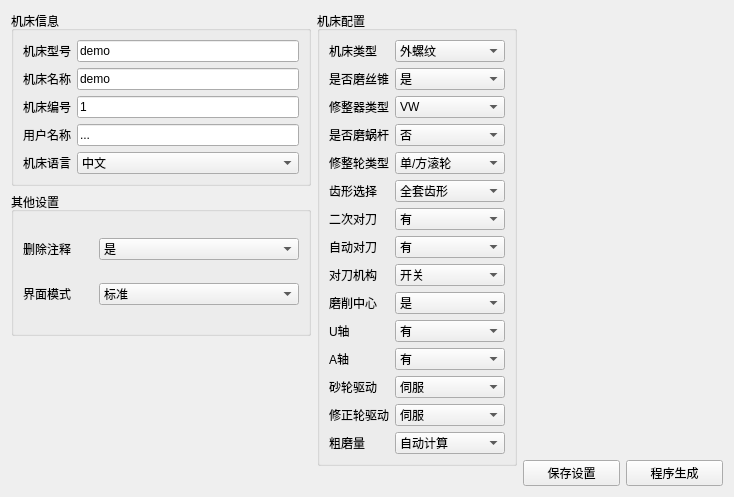
The window that creatorwindow.ui (nie11kun/HorizonJuicerCreator) describes before a commit, drawn with Qt 5.
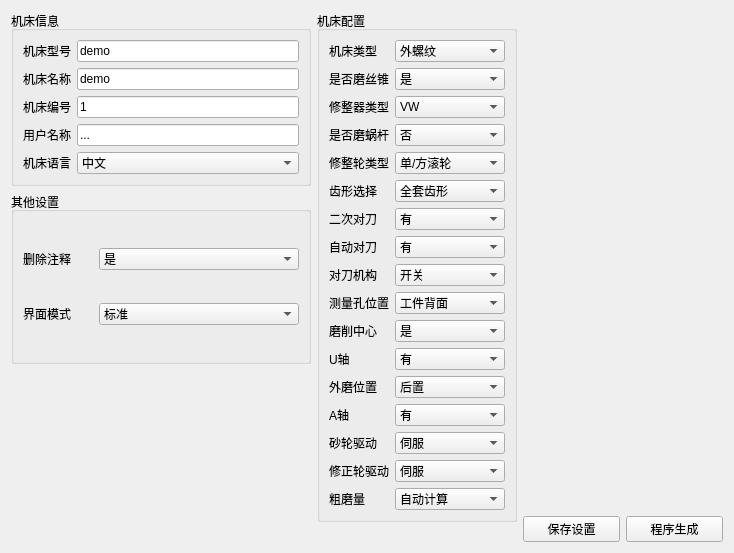
The same window after the commit.

Patch:
```diff
--- a/creatorwindow.ui
+++ b/creatorwindow.ui
@@ -6,8 +6,8 @@
    <rect>
     <x>0</x>
     <y>0</y>
-    <width>813</width>
-    <height>628</height>
+    <width>881</width>
+    <height>666</height>
    </rect>
   </property>
   <property name="windowTitle">
@@ -280,6 +280,13 @@
             </property>
            </widget>
           </item>
+          <item>
+           <widget class="QLabel" name="labelProbePos">
+            <property name="text">
+             <string>测量孔位置</string>
+            </property>
+           </widget>
+          </item>
           <item>
            <widget class="QLabel" name="labelIfCenter">
             <property name="text">
@@ -294,6 +301,13 @@
             </property>
            </widget>
           </item>
+          <item>
+           <widget class="QLabel" name="labelIfNotHasUExternalPos">
+            <property name="text">
+             <string>外磨位置</string>
+            </property>
+           </widget>
+          </item>
           <item>
            <widget class="QLabel" name="labelIfHasA">
             <property name="text">
@@ -487,6 +501,20 @@
             </item>
            </widget>
           </item>
+          <item>
+           <widget class="QComboBox" name="comboBoxProbePos">
+            <item>
+             <property name="text">
+              <string>工件背面</string>
+             </property>
+            </item>
+            <item>
+             <property name="text">
+              <string>工件正面</string>
+             </property>
+            </item>
+           </widget>
+          </item>
           <item>
            <widget class="QComboBox" name="comboBoxIfCenter">
             <item>
@@ -515,6 +543,20 @@
             </item>
            </widget>
           </item>
+          <item>
+           <widget class="QComboBox" name="comboBoxIfNotHasUExternalPos">
+            <item>
+             <property name="text">
+              <string>后置</string>
+             </property>
+            </item>
+            <item>
+             <property name="text">
+              <string>前置</string>
+             </property>
+            </item>
+           </widget>
+          </item>
           <item>
            <widget class="QComboBox" name="comboBoxIfHasA">
             <item>
```
